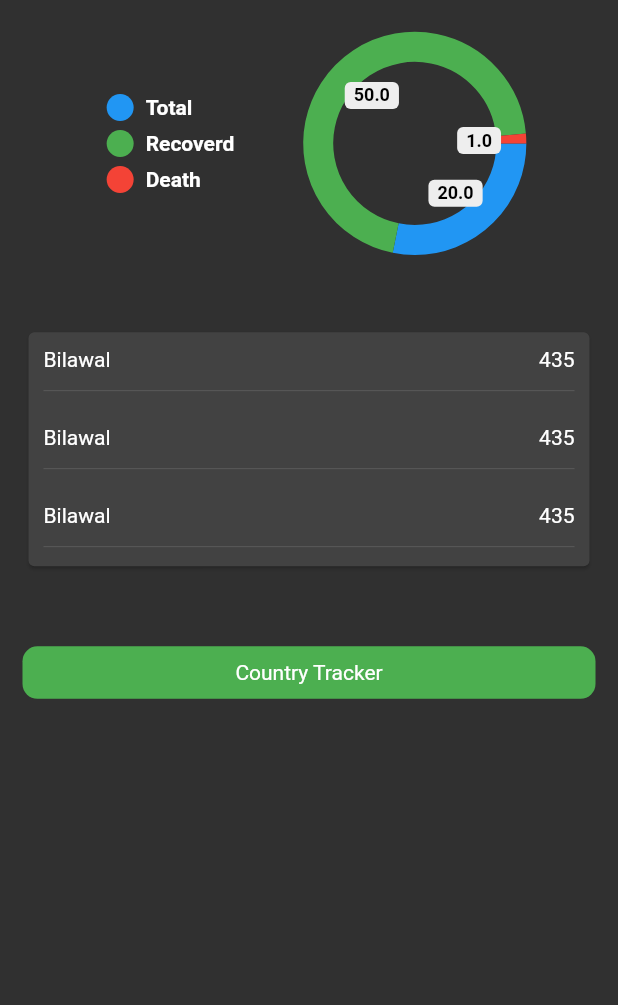
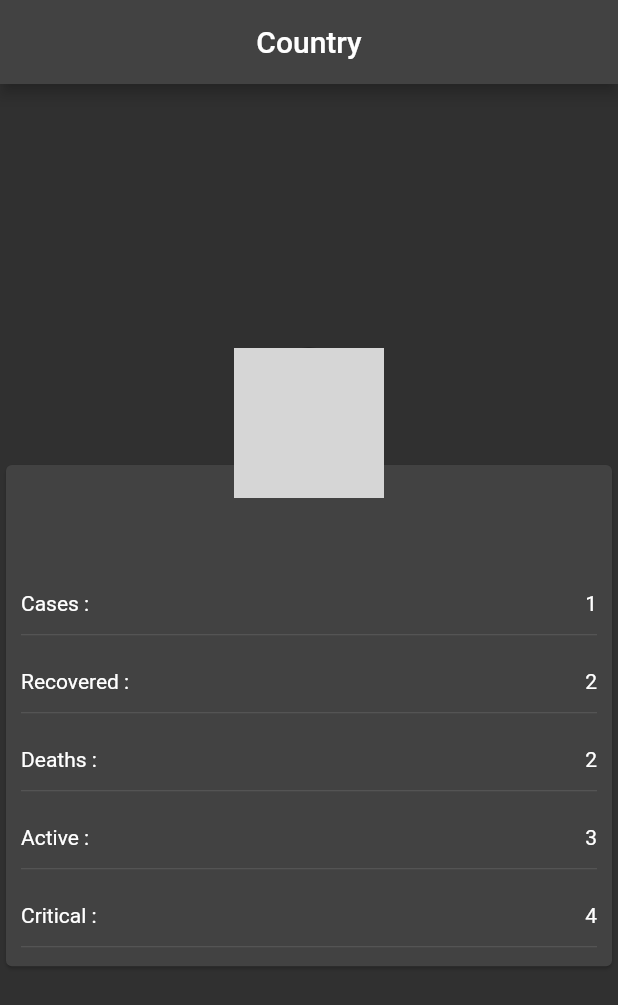
Before and after one commit to bilawalmehmood/flutter_covid, a Flutter app: the screen it shows after launch, on a phone screen of 412 x 824 dp. Shown: the top 1005 px of the screen. Run offline on Flutter 3.47's test engine with Material 2 defaults, Android fonts, the phone set to English and light mode, and no system bars; drawn by our look-alikes of pie_chart; our stand-ins replace flutter_spinkit, shimmer; missing offline and left inert: dart:ffi; network calls fail; grey boxes are pictures that could not be loaded.

Commit message:
Implement the Get APIS into Design

```diff
--- a/lib/main.dart
+++ b/lib/main.dart
@@ -1,4 +1,6 @@
 import 'package:flutter/material.dart';
+import 'package:flutter_covid/views/countries_list.dart';
+import 'package:flutter_covid/views/detail_country.dart';
 
 import 'views/splash_screen.dart';
 
@@ -19,7 +21,14 @@ class MyApp extends StatelessWidget {
         primarySwatch: Colors.blue,
       ),
       title: "Flutter COVID-19",
-      home: SplashScreen(),
+      home: DetailCountry(
+          image: "https://disease.sh/assets/img/flags/pk.png",
+          name: "Country",
+          casses: 1,
+          recovered: 2,
+          deth: 2,
+          active: 3,
+          critical: 4),
     );
   }
 }
--- /dev/null
+++ b/lib/services/utilities/apps_url.dart
@@ -0,0 +1,5 @@
+class Appurl {
+  static const String baseUrl = "https://disease.sh/v3/covid-19/";
+  static const String worldStateApi = baseUrl + "all";
+  static const String countriesList = baseUrl + "countries";
+}
--- /dev/null
+++ b/lib/views/detail_country.dart
@@ -0,0 +1,70 @@
+import 'package:flutter/material.dart';
+import 'package:flutter_covid/views/world_state_screen.dart';
+
+class DetailCountry extends StatefulWidget {
+  String? image, name;
+  int? casses, recovered, deth, active, critical;
+
+  DetailCountry(
+      {Key? key,
+      required this.image,
+      required this.name,
+      required this.casses,
+      required this.recovered,
+      required this.deth,
+      required this.active,
+      required this.critical})
+      : super(key: key);
+
+  @override
+  State<DetailCountry> createState() => _DetailCountryState();
+}
+
+class _DetailCountryState extends State<DetailCountry> {
+  @override
+  Widget build(BuildContext context) {
+    return Scaffold(
+      appBar: AppBar(
+        centerTitle: true,
+        title: Text(widget.name.toString()),
+      ),
+      body: Column(
+          mainAxisAlignment: MainAxisAlignment.center,
+          crossAxisAlignment: CrossAxisAlignment.center,
+          children: [
+            Stack(
+              alignment: Alignment.topCenter,
+              children: [
+                Padding(
+                  padding: EdgeInsets.only(
+                      top: MediaQuery.of(context).size.height * 0.09),
+                  child: Card(
+                    child: Column(children: [
+                      SizedBox(
+                        height: MediaQuery.of(context).size.height * 0.09,
+                      ),
+                      ReusableRow(
+                          title: "Cases :", value: widget.casses.toString()),
+                      ReusableRow(
+                          title: "Recovered :",
+                          value: widget.recovered.toString()),
+                      ReusableRow(
+                          title: "Deaths :", value: widget.deth.toString()),
+                      ReusableRow(
+                          title: "Active :", value: widget.active.toString()),
+                      ReusableRow(
+                          title: "Critical :",
+                          value: widget.critical.toString()),
+                    ]),
+                  ),
+                ),
+                CircleAvatar(
+                  radius: 50,
+                  backgroundImage: NetworkImage(widget.image.toString()),
+                )
+              ],
+            ),
+          ]),
+    );
+  }
+}
--- a/lib/views/world_state_screen.dart
+++ b/lib/views/world_state_screen.dart
@@ -1,5 +1,11 @@
+import 'dart:ffi';
+
 import 'package:flutter/material.dart';
+import 'package:flutter_covid/models/world_status_model.dart';
+import 'package:flutter_covid/services/status_services.dart';
+import 'package:flutter_covid/views/countries_list.dart';
 import 'package:pie_chart/pie_chart.dart';
+import 'package:flutter_spinkit/flutter_spinkit.dart';
 
 class WorldStatesScreen extends StatefulWidget {
   WorldStatesScreen({Key? key}) : super(key: key);
@@ -23,6 +29,7 @@ class _WorldStatesScreenState extends State<WorldStatesScreen>
 
   @override
   Widget build(BuildContext context) {
+    StatesServices statesServices = StatesServices();
     return Scaffold(
         body: SafeArea(
             child: Padding(
@@ -31,18 +38,35 @@ class _WorldStatesScreenState extends State<WorldStatesScreen>
         SizedBox(
           height: MediaQuery.of(context).size.height * .01,
         ),
+        FutureBuilder(
+            future: statesServices.getWorldStatusRecord(),
+            builder: (context, AsyncSnapshot<WorldStatusModel> snapshot) {
+              if (!snapshot.hasData) {
+                return Expanded(
+                    flex: 1,
+                    child: SpinKitFadingCircle(
+                      color: Colors.white,
+                      size: 40,
+                      controller: _controller,
+                    ));
+              } else {
+                return Column(
+                  children: [
                     PieChart(
-          dataMap: const {
-            "Total": 20,
-            "Recoverd": 50,
-            "Death": 1,
+                      dataMap: {
+                        "Total": double.parse(snapshot.data!.cases.toString()),
+                        "Recoverd":
+                            double.parse(snapshot.data!.recovered.toString()),
+                        "Death": double.parse(snapshot.data!.deaths.toString()),
                       },
                       chartRadius: MediaQuery.of(context).size.width / 3.2,
-          legendOptions:
-              const LegendOptions(legendPosition: LegendPosition.left),
+                      legendOptions: const LegendOptions(
+                          legendPosition: LegendPosition.left),
                       animationDuration: const Duration(microseconds: 1200),
                       chartType: ChartType.ring,
                       colorList: colorList,
+                      chartValuesOptions: const ChartValuesOptions(
+                          showChartValuesInPercentage: true),
                     ),
                     Padding(
                       padding: EdgeInsets.symmetric(
@@ -50,19 +74,47 @@ class _WorldStatesScreenState extends State<WorldStatesScreen>
                       child: Card(
                         child: Column(
                           children: [
-                ReusableRow(title: "Bilawal", value: "435"),
-                ReusableRow(title: "Bilawal", value: "435"),
-                ReusableRow(title: "Bilawal", value: "435")
+                            ReusableRow(
+                                title: "Total Cases",
+                                value: snapshot.data!.cases.toString()),
+                            ReusableRow(
+                                title: "Recovered",
+                                value: snapshot.data!.recovered.toString()),
+                            ReusableRow(
+                                title: "Death",
+                                value: snapshot.data!.deaths.toString()),
+                            ReusableRow(
+                                title: "Critical",
+                                value: snapshot.data!.critical.toString()),
+                            ReusableRow(
+                                title: "Tests",
+                                value: snapshot.data!.tests.toString()),
+                            ReusableRow(
+                                title: "Active",
+                                value: snapshot.data!.active.toString()),
                           ],
                         ),
                       ),
                     ),
-        Container(
+                    GestureDetector(
+                      onTap: () {
+                        () => Navigator.push(
+                            context,
+                            MaterialPageRoute(
+                                builder: (context) => CountriesListScreen()));
+                      },
+                      child: Container(
                         height: 35,
                         decoration: BoxDecoration(
-              color: Colors.green, borderRadius: BorderRadius.circular(10)),
+                            color: Colors.green,
+                            borderRadius: BorderRadius.circular(10)),
                         child: const Center(child: Text("Country Tracker")),
                       ),
+                    ),
+                  ],
+                );
+              }
+            }),
       ]),
     )));
   }
```
Also changed, not shown: lib/models/world_status_model.dart (added, +124 -0 lines), lib/services/status_services.dart (added, +31 -0 lines), lib/views/countries_list.dart (added, +151 -0 lines), lib/views/splash_screen.dart (+3 -5 lines). Lines whose indentation alone changed are shown as unchanged.
